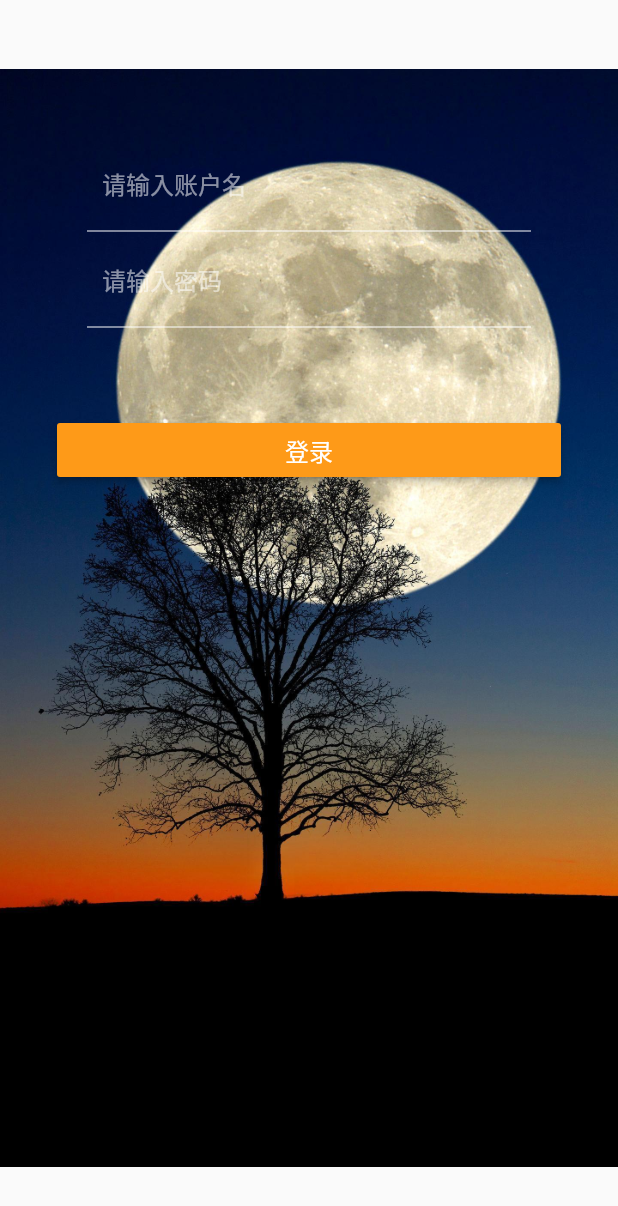
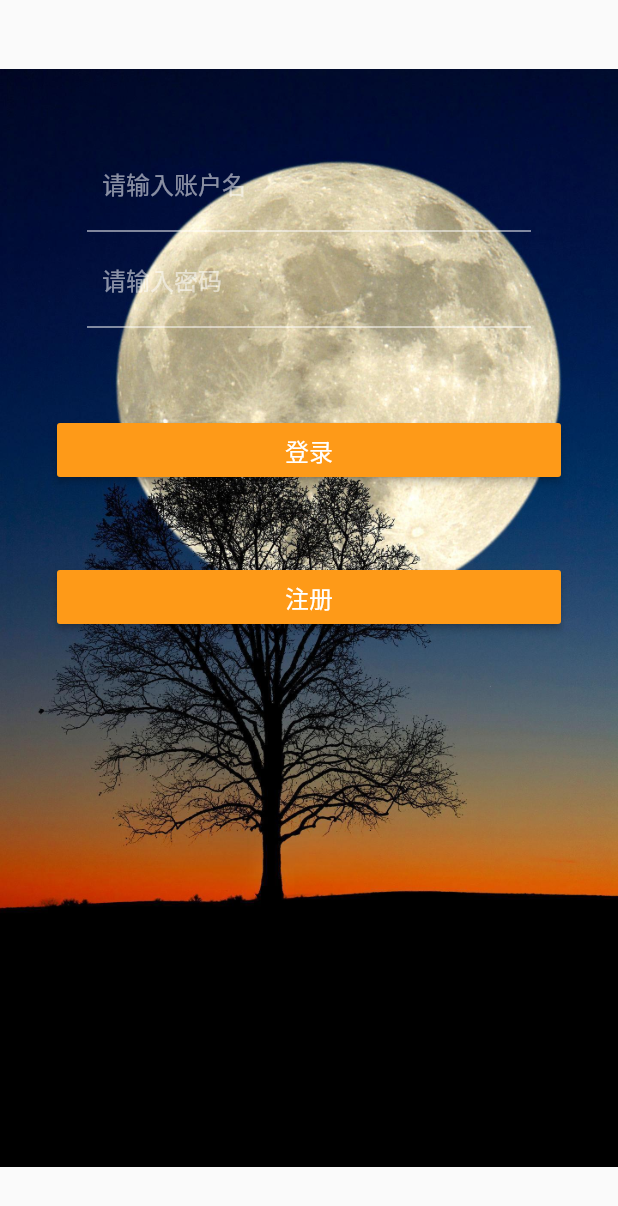
Before and after one commit to krilie/lico_app, a Flutter app: the screen it shows after launch, on a phone screen of 412 x 824 dp. Shown: the top 1206 px of the screen. Run offline on Flutter 3.47's test engine with Material 2 defaults, Android fonts, the phone set to English and light mode, and no system bars; drawn by our look-alikes of oktoast; our stand-ins replace dio, shared_preferences; generated files the repository leaves out were written again.

Commit message:
注册页面

```diff
--- a/lib/splash_page/splash.dart
+++ b/lib/splash_page/splash.dart
@@ -1,7 +1,7 @@
 import 'dart:async';
 import 'package:flutter/material.dart';
 import 'package:lico_app/HomePage.dart';
-import 'package:lico_app/user/account_login.dart';
+import 'package:lico_app/user/user_login.dart';
 
 class SplashPage extends StatefulWidget {
   SplashPage({Key key}) : super(key: key);
--- a/lib/user/account_login.dart
+++ b/lib/user/user_login.dart
@@ -3,6 +3,7 @@ import 'package:flutter/material.dart';
 import 'package:lico_app/data_storage/kvstorage.dart';
 import 'package:lico_app/network/http_api.dart';
 import 'package:lico_app/network/http_api_model.dart';
+import 'package:lico_app/user/user_register.dart';
 import 'package:oktoast/oktoast.dart';
 import 'package:shared_preferences/shared_preferences.dart';
 
@@ -196,7 +197,31 @@ class _LoginScreenState extends State<_LoginScreen> {
                       )),
                     ],
                   ),
-                )
+                ),
+
+                new Padding(
+                  padding: new EdgeInsets.fromLTRB(0.0, 50.0, 0.0, 0.0),
+                  child: Row(
+                    children: <Widget>[
+                      new Expanded(
+                          child: new RaisedButton(
+                        onPressed: () {
+                          // 调到注册界面
+                          Navigator.of(context)
+                              .push(new MaterialPageRoute(builder: (context) {
+                            return UserRegisterScreen();
+                          }));
+                        },
+                        color: new Color(0xffFE9A18),
+                        child: new Text(
+                          "注册",
+                          style: new TextStyle(
+                              color: Colors.white, fontSize: 16.0),
+                        ),
+                      )),
+                    ],
+                  ),
+                ),
               ],
             )),
           ),
```
Also changed, not shown: lib/user/user_register.dart (added, +24 -0 lines), lib/user/account_user_info.dart (deleted), lib/user/user_info.dart (added).
